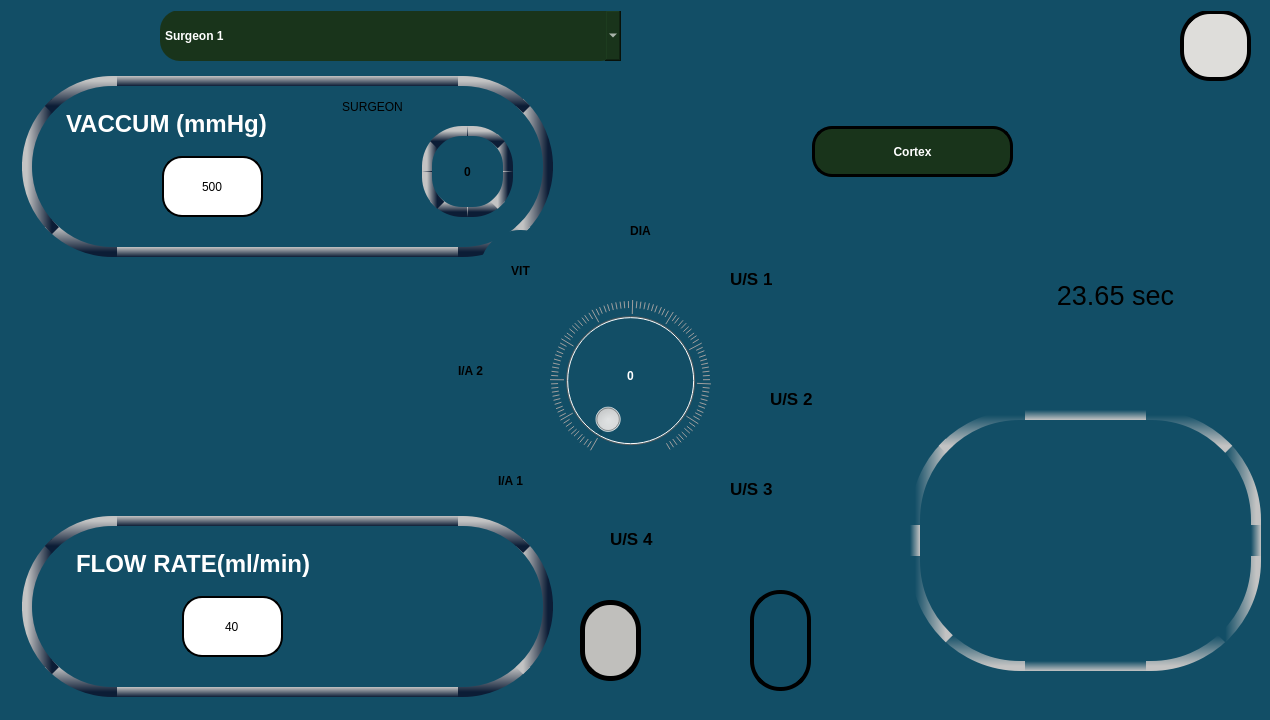
Above: mainwindow.ui from RISWANAAAA/venturiphaco before the change. Below: the same form after it.
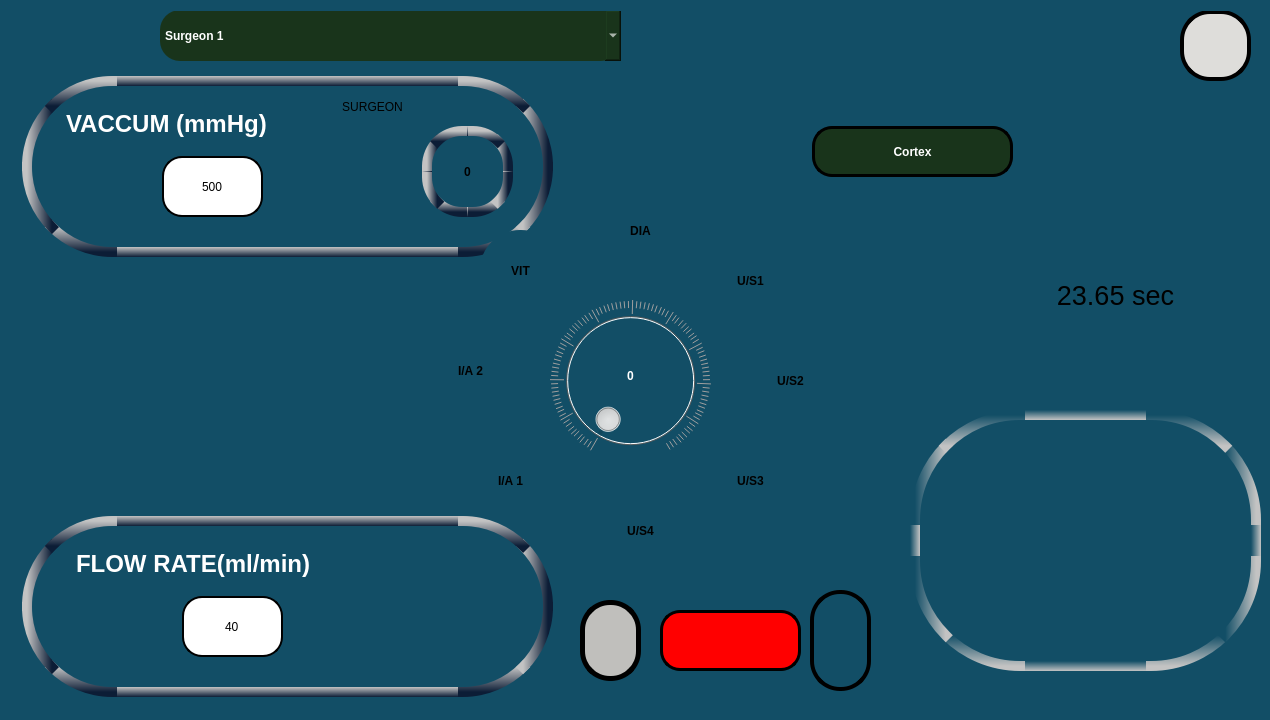
That is the form after the change. The open tabs and pages were chosen to show the change. Icons and pictures are not drawn.

Patch:
```diff
--- a/mainwindow.ui
+++ b/mainwindow.ui
@@ -4333,7 +4333,7 @@
 border:none;font-weight: bold;border:</string>
     </property>
     <property name="text">
-     <string/>
+     <string>U/S1</string>
     </property>
    </widget>
    <widget class="QLabel" name="label_3">
@@ -4372,7 +4372,7 @@
 border:none;font-weight: bold;border:</string>
     </property>
     <property name="text">
-     <string/>
+     <string>U/S3</string>
     </property>
    </widget>
    <widget class="QLabel" name="label_5">
@@ -4432,7 +4432,7 @@
 border:none;font-weight: bold;border:</string>
     </property>
     <property name="text">
-     <string/>
+     <string>U/S2</string>
     </property>
    </widget>
    <widget class="QLabel" name="label_13">
@@ -4489,7 +4489,7 @@
 border:none;font-weight: bold;border:</string>
     </property>
     <property name="text">
-     <string/>
+     <string>U/S4</string>
     </property>
    </widget>
    <widget class="QPushButton" name="DIABUT">
@@ -4534,7 +4534,7 @@
    <widget class="QPushButton" name="SETTINGS_BUT_3">
     <property name="geometry">
      <rect>
-      <x>750</x>
+      <x>810</x>
       <y>590</y>
       <width>61</width>
       <height>101</height>
@@ -5185,60 +5185,6 @@
      </widget>
     </widget>
    </widget>
-   <widget class="QLabel" name="label_19">
-    <property name="geometry">
-     <rect>
-      <x>730</x>
-      <y>270</y>
-      <width>67</width>
-      <height>17</height>
-     </rect>
-    </property>
-    <property name="styleSheet">
-     <string notr="true">font:13pt;
-font:bold;
-background-color:transparent;</string>
-    </property>
-    <property name="text">
-     <string>U/S 1</string>
-    </property>
-   </widget>
-   <widget class="QLabel" name="label_20">
-    <property name="geometry">
-     <rect>
-      <x>770</x>
-      <y>390</y>
-      <width>67</width>
-      <height>17</height>
-     </rect>
-    </property>
-    <property name="styleSheet">
-     <string notr="true">font:13pt;
-font:bold;
-background-color:transparent;</string>
-    </property>
-    <property name="text">
-     <string>U/S 2</string>
-    </property>
-   </widget>
-   <widget class="QLabel" name="label_22">
-    <property name="geometry">
-     <rect>
-      <x>610</x>
-      <y>530</y>
-      <width>67</width>
-      <height>17</height>
-     </rect>
-    </property>
-    <property name="styleSheet">
-     <string notr="true">font:13pt;
-font:bold;
-background-color:transparent;</string>
-    </property>
-    <property name="text">
-     <string>U/S 4</string>
-    </property>
-   </widget>
    <widget class="QPushButton" name="SETTINGS_BUT_4">
     <property name="geometry">
      <rect>
@@ -5368,8 +5314,8 @@
    <widget class="QLabel" name="label_16">
     <property name="geometry">
      <rect>
-      <x>750</x>
-      <y>300</y>
+      <x>760</x>
+      <y>290</y>
       <width>41</width>
       <height>31</height>
      </rect>
@@ -5403,7 +5349,7 @@
     <property name="geometry">
      <rect>
       <x>700</x>
-      <y>480</y>
+      <y>490</y>
       <width>41</width>
       <height>31</height>
      </rect>
@@ -5419,8 +5365,8 @@
    <widget class="QLabel" name="label_27">
     <property name="geometry">
      <rect>
-      <x>580</x>
-      <y>520</y>
+      <x>590</x>
+      <y>540</y>
       <width>41</width>
       <height>31</height>
      </rect>
@@ -5591,19 +5537,20 @@
    <widget class="QLabel" name="label_21">
     <property name="geometry">
      <rect>
-      <x>730</x>
-      <y>480</y>
-      <width>67</width>
-      <height>17</height>
+      <x>660</x>
+      <y>610</y>
+      <width>141</width>
+      <height>61</height>
      </rect>
     </property>
     <property name="styleSheet">
-     <string notr="true">font:13pt;
-font:bold;
-background-color:transparent;</string>
+     <string notr="true">image: url(:/images/handpiece1.png);
+background-color:Red;
+border:3px solid black;
+border-radius:20px;</string>
     </property>
     <property name="text">
-     <string>U/S 3</string>
+     <string/>
     </property>
    </widget>
    <zorder>comboBox</zorder>
```
Left out of the diff: 11 changed lines with no effect on the pictures.
